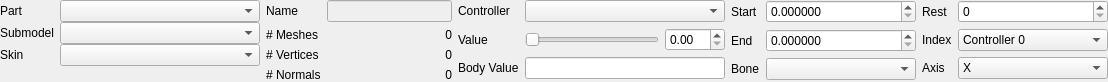
Above: src/tools/hlam/ui/assets/studiomodel/dockpanels/StudioModelBodyPartsPanel.ui from SamVanheer/HalfLifeAssetManager before the change. Below: the same form after it.
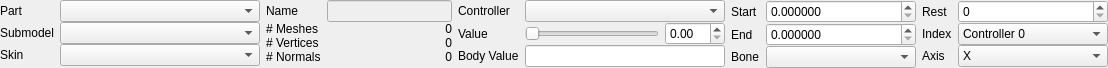
That is the form after the change.

Commit message: Use consistent spacing, use SetFixedSize on Cameras panel Resolves #167 #165

The edit to the form file:
```diff
--- a/src/tools/hlam/ui/assets/studiomodel/dockpanels/StudioModelBodyPartsPanel.ui
+++ b/src/tools/hlam/ui/assets/studiomodel/dockpanels/StudioModelBodyPartsPanel.ui
@@ -7,7 +7,7 @@
     <x>0</x>
     <y>0</y>
     <width>1087</width>
-    <height>85</height>
+    <height>64</height>
    </rect>
   </property>
   <property name="windowTitle">
@@ -155,6 +155,9 @@
    </item>
    <item>
     <layout class="QGridLayout" name="gridLayout_5">
+     <property name="verticalSpacing">
+      <number>0</number>
+     </property>
      <item row="3" column="0">
       <widget class="QLabel" name="label_16">
        <property name="sizePolicy">
@@ -282,6 +285,9 @@
      <property name="leftMargin">
       <number>0</number>
      </property>
+     <property name="verticalSpacing">
+      <number>0</number>
+     </property>
      <item row="1" column="0">
       <widget class="QLabel" name="label_5">
        <property name="text">
@@ -426,6 +432,9 @@
      <property name="leftMargin">
       <number>0</number>
      </property>
+     <property name="verticalSpacing">
+      <number>0</number>
+     </property>
      <item row="0" column="0">
       <widget class="QLabel" name="label_8">
        <property name="sizePolicy">
@@ -551,6 +560,9 @@
      <property name="leftMargin">
       <number>0</number>
      </property>
+     <property name="verticalSpacing">
+      <number>0</number>
+     </property>
      <item row="2" column="0">
       <widget class="QLabel" name="label_12">
        <property name="text">
```
The commit also changes 9 other files.
